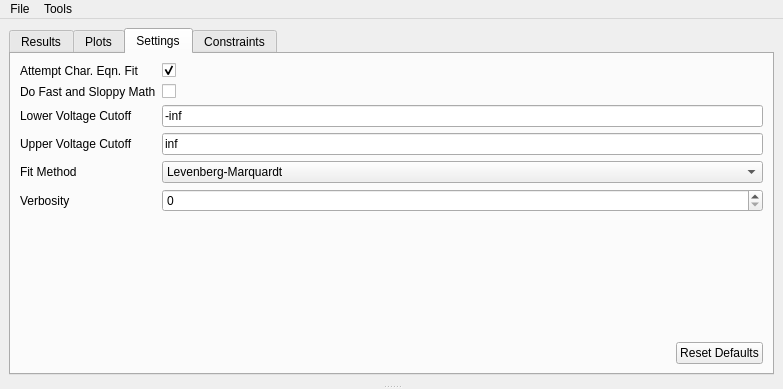
Before: the Qt Designer form batch_iv_analysis/batch-iv-analysis.ui in greyltc/analysis-software, drawn with Qt 5; both pictures show x 0 to 783 and y 0 to 389 of the 783 by 641 pixel window.
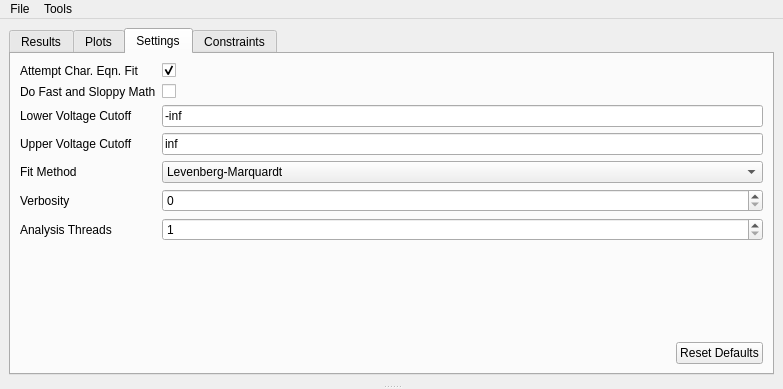
After: the same form once the commit is applied. The open tabs and pages were chosen to show the change.

Commit message: multiprocessing working, table doesn't update

Patch:
```diff
--- a/batch_iv_analysis/batch-iv-analysis.ui
+++ b/batch_iv_analysis/batch-iv-analysis.ui
@@ -200,6 +200,23 @@
               </property>
              </widget>
             </item>
+            <item row="6" column="0">
+             <widget class="QLabel" name="analysisThreadsLabel">
+              <property name="text">
+               <string>Analysis Threads</string>
+              </property>
+             </widget>
+            </item>
+            <item row="6" column="1">
+             <widget class="QSpinBox" name="analysisThreadsSpinBox">
+              <property name="minimum">
+               <number>1</number>
+              </property>
+              <property name="value">
+               <number>1</number>
+              </property>
+             </widget>
+            </item>
            </layout>
           </item>
           <item alignment="Qt::AlignRight">
```
The commit also changes 2 other files.
